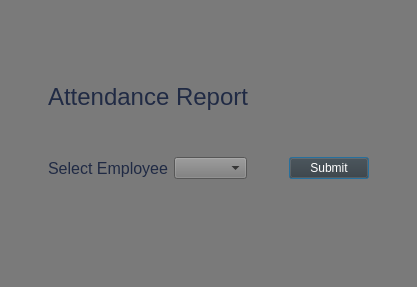
First picture: the form in Bhitti/attendance.ui, repository BigyaDhungana/Bhitti_v2, before the edit.
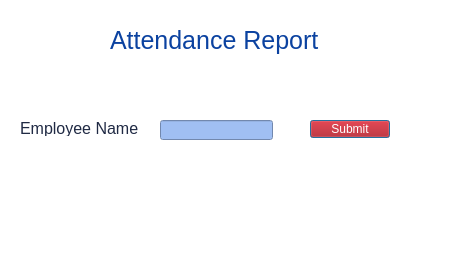
Second picture: the form after the edit. Icons and pictures are not drawn.

```diff
--- a/Bhitti/attendance.ui
+++ b/Bhitti/attendance.ui
@@ -6,60 +6,82 @@
    <rect>
     <x>0</x>
     <y>0</y>
-    <width>417</width>
-    <height>287</height>
+    <width>467</width>
+    <height>253</height>
    </rect>
   </property>
   <property name="windowTitle">
    <string>Dialog</string>
   </property>
   <property name="styleSheet">
-   <string notr="true">background-color: rgb(122, 122, 122);</string>
+   <string notr="true">background-color: rgb(255, 255, 255);</string>
   </property>
-  <layout class="QGridLayout" name="gridLayout" rowstretch="30,0,0,10,40">
-   <item row="3" column="0">
-    <spacer name="horizontalSpacer_2">
-     <property name="orientation">
-      <enum>Qt::Horizontal</enum>
-     </property>
-     <property name="sizeHint" stdset="0">
-      <size>
-       <width>40</width>
-       <height>20</height>
-      </size>
-     </property>
-    </spacer>
-   </item>
-   <item row="1" column="2">
-    <spacer name="horizontalSpacer_3">
-     <property name="orientation">
-      <enum>Qt::Horizontal</enum>
-     </property>
-     <property name="sizeHint" stdset="0">
-      <size>
-       <width>40</width>
-       <height>20</height>
-      </size>
-     </property>
-    </spacer>
-   </item>
-   <item row="4" column="1">
-    <spacer name="verticalSpacer">
-     <property name="orientation">
-      <enum>Qt::Vertical</enum>
-     </property>
-     <property name="sizeHint" stdset="0">
-      <size>
-       <width>20</width>
-       <height>40</height>
-      </size>
-     </property>
-    </spacer>
-   </item>
-   <item row="3" column="1">
-    <layout class="QHBoxLayout" name="horizontalLayout" stretch="0,20,10,0">
-     <item>
+  <widget class="QLabel" name="label">
+   <property name="geometry">
+    <rect>
+     <x>110</x>
+     <y>10</y>
+     <width>261</width>
+     <height>61</height>
+    </rect>
+   </property>
+   <property name="font">
+    <font>
+     <family>Segoe UI</family>
+     <pointsize>19</pointsize>
+     <italic>false</italic>
+     <bold>false</bold>
+    </font>
+   </property>
+   <property name="styleSheet">
+    <string notr="true">color: rgb(11, 66, 160);
+font: 19pt &quot;Segoe UI&quot;;</string>
+   </property>
+   <property name="text">
+    <string>Attendance Report</string>
+   </property>
+  </widget>
+  <widget class="QLabel" name="label_3">
+   <property name="geometry">
+    <rect>
+     <x>20</x>
+     <y>10</y>
+     <width>71</width>
+     <height>61</height>
+    </rect>
+   </property>
+   <property name="text">
+    <string/>
+   </property>
+   <property name="pixmap">
+    <pixmap>C:/Users/Asus/Downloads/Untitled-2.png</pixmap>
+   </property>
+   <property name="scaledContents">
+    <bool>true</bool>
+   </property>
+  </widget>
+  <widget class="QLineEdit" name="lineEdit">
+   <property name="geometry">
+    <rect>
+     <x>160</x>
+     <y>120</y>
+     <width>113</width>
+     <height>20</height>
+    </rect>
+   </property>
+   <property name="styleSheet">
+    <string notr="true">background-color: rgb(160,191,243);</string>
+   </property>
+  </widget>
       <widget class="QLabel" name="label_2">
+   <property name="geometry">
+    <rect>
+     <x>20</x>
+     <y>120</y>
+     <width>131</width>
+     <height>16</height>
+    </rect>
+   </property>
        <property name="font">
         <font>
          <pointsize>12</pointsize>
@@ -69,85 +91,30 @@
         <string notr="true">color: rgb(32, 42, 68);</string>
        </property>
        <property name="text">
-        <string>Select Employee</string>
-       </property>
-      </widget>
-     </item>
-     <item>
-      <widget class="QComboBox" name="comboBox"/>
-     </item>
-     <item>
-      <spacer name="horizontalSpacer">
-       <property name="orientation">
-        <enum>Qt::Horizontal</enum>
-       </property>
-       <property name="sizeHint" stdset="0">
-        <size>
-         <width>40</width>
-         <height>20</height>
-        </size>
-       </property>
-      </spacer>
-     </item>
-     <item>
+    <string>Employee Name</string>
+   </property>
+  </widget>
       <widget class="QPushButton" name="pushButton">
+   <property name="geometry">
+    <rect>
+     <x>310</x>
+     <y>120</y>
+     <width>80</width>
+     <height>18</height>
+    </rect>
+   </property>
        <property name="cursor">
         <cursorShape>PointingHandCursor</cursorShape>
        </property>
        <property name="styleSheet">
-        <string notr="true">background-color: rgb(55, 55, 55);
-color: rgb(255, 255, 255);</string>
+    <string notr="true">color: rgb(255, 255, 255);
+background-color: rgb(177, 0, 3);;
+font: 900 9pt &quot;Segoe UI Black&quot;;</string>
        </property>
        <property name="text">
         <string>Submit</string>
        </property>
       </widget>
-     </item>
-    </layout>
-   </item>
-   <item row="1" column="1">
-    <widget class="QLabel" name="label">
-     <property name="font">
-      <font>
-       <pointsize>18</pointsize>
-      </font>
-     </property>
-     <property name="styleSheet">
-      <string notr="true">background-color: rgb(122, 122, 122);
-color: rgb(32, 42, 68);</string>
-     </property>
-     <property name="text">
-      <string>Attendance Report</string>
-     </property>
-    </widget>
-   </item>
-   <item row="0" column="1">
-    <spacer name="verticalSpacer_2">
-     <property name="orientation">
-      <enum>Qt::Vertical</enum>
-     </property>
-     <property name="sizeHint" stdset="0">
-      <size>
-       <width>20</width>
-       <height>40</height>
-      </size>
-     </property>
-    </spacer>
-   </item>
-   <item row="2" column="1">
-    <spacer name="verticalSpacer_3">
-     <property name="orientation">
-      <enum>Qt::Vertical</enum>
-     </property>
-     <property name="sizeHint" stdset="0">
-      <size>
-       <width>20</width>
-       <height>40</height>
-      </size>
-     </property>
-    </spacer>
-   </item>
-  </layout>
  </widget>
  <resources/>
  <connections/>
```
Lines whose indentation alone changed are shown as unchanged.
